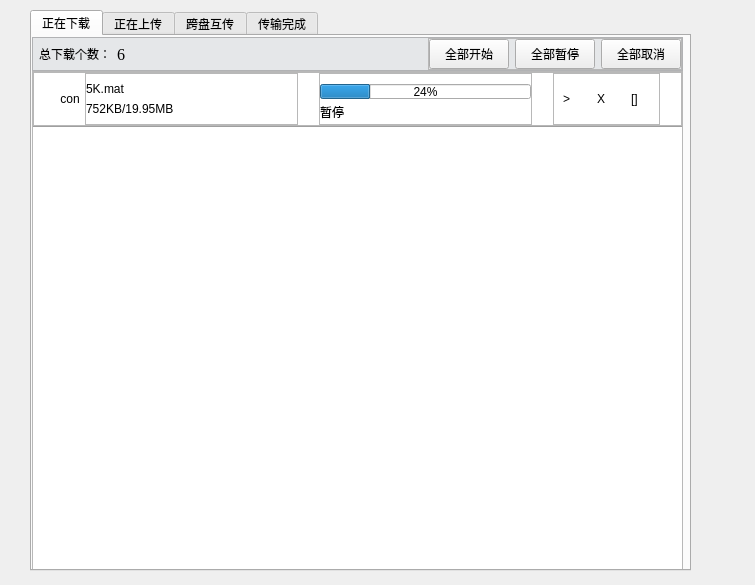
Qt form ui/Transmit.ui (aibotez/SBCClientV2) before a commit.
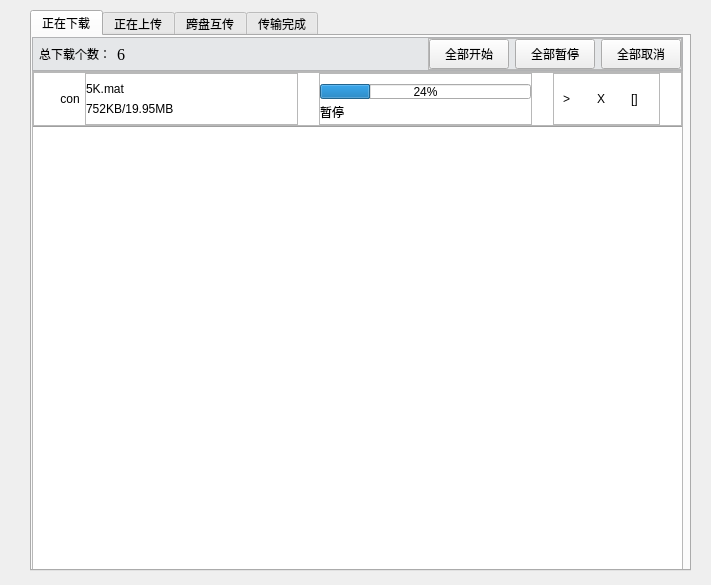
The same form after that commit.

Patch:
```diff
--- a/ui/Transmit.ui
+++ b/ui/Transmit.ui
@@ -6,7 +6,7 @@
    <rect>
     <x>0</x>
     <y>0</y>
-    <width>755</width>
+    <width>711</width>
     <height>585</height>
    </rect>
   </property>
```
Left out of the diff: 4 changed lines with no effect on the pictures.
